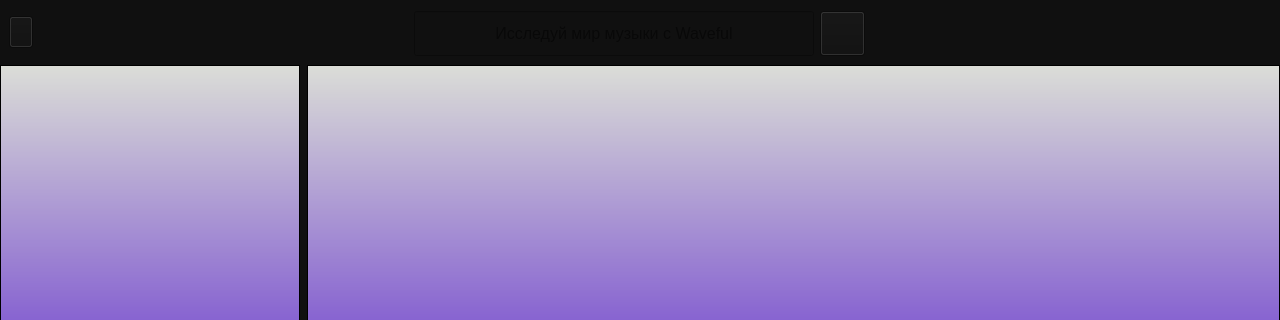
Above: waveful-desktop/resources/UI/main_formUI.ui from Rashitov-S/waveful-desktop before the change; both pictures show x 0 to 1280 and y 0 to 320 of the 1280 by 720 pixel window. Below: the same form after it.
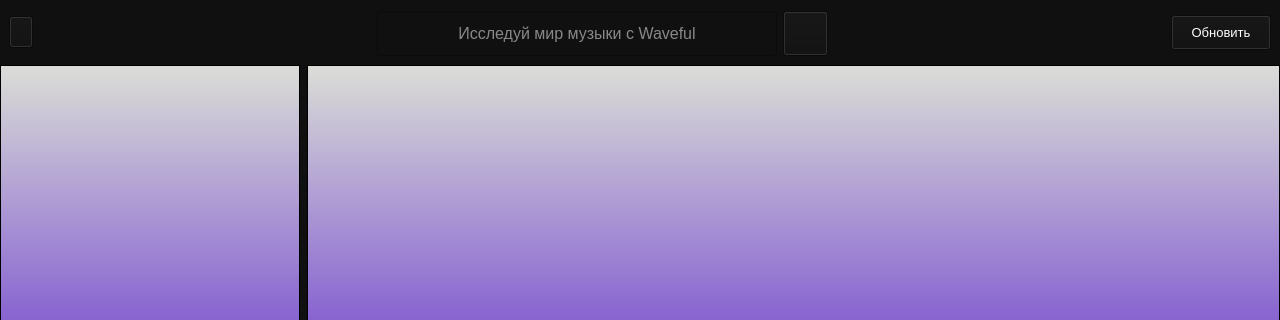
That is the form after the change.

Commit message: enhance interface and fix bugs

```diff
--- a/waveful-desktop/resources/UI/main_formUI.ui
+++ b/waveful-desktop/resources/UI/main_formUI.ui
@@ -132,6 +132,9 @@
            <pointsize>12</pointsize>
           </font>
          </property>
+         <property name="styleSheet">
+          <string notr="true">color: white</string>
+         </property>
          <property name="alignment">
           <set>Qt::AlignCenter</set>
          </property>
@@ -170,30 +173,47 @@
          <property name="orientation">
           <enum>Qt::Horizontal</enum>
          </property>
-         <property name="sizeHint" stdset="0">
-          <size>
-           <width>40</width>
-           <height>20</height>
-          </size>
-         </property>
-        </spacer>
-       </item>
-       <item>
-        <spacer name="horizontalSpacer_3">
-         <property name="orientation">
-          <enum>Qt::Horizontal</enum>
-         </property>
          <property name="sizeType">
-          <enum>QSizePolicy::Fixed</enum>
+          <enum>QSizePolicy::Expanding</enum>
          </property>
          <property name="sizeHint" stdset="0">
           <size>
-           <width>32</width>
-           <height>22</height>
+           <width>200</width>
+           <height>20</height>
           </size>
          </property>
         </spacer>
        </item>
+       <item>
+        <widget class="QPushButton" name="update_button">
+         <property name="enabled">
+          <bool>true</bool>
+         </property>
+         <property name="minimumSize">
+          <size>
+           <width>100</width>
+           <height>35</height>
+          </size>
+         </property>
+         <property name="maximumSize">
+          <size>
+           <width>100</width>
+           <height>35</height>
+          </size>
+         </property>
+         <property name="font">
+          <font>
+           <pointsize>10</pointsize>
+          </font>
+         </property>
+         <property name="styleSheet">
+          <string notr="true">color: white</string>
+         </property>
+         <property name="text">
+          <string>Обновить</string>
+         </property>
+        </widget>
+       </item>
       </layout>
      </widget>
     </item>
```
The commit also changes 3 other files.
